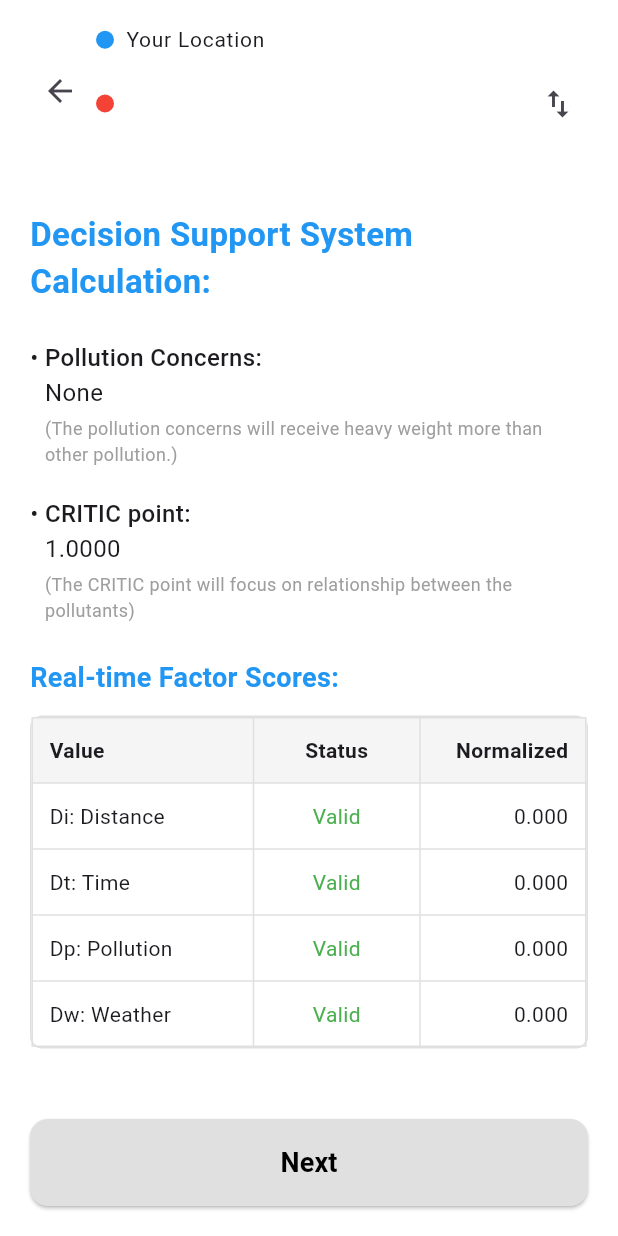
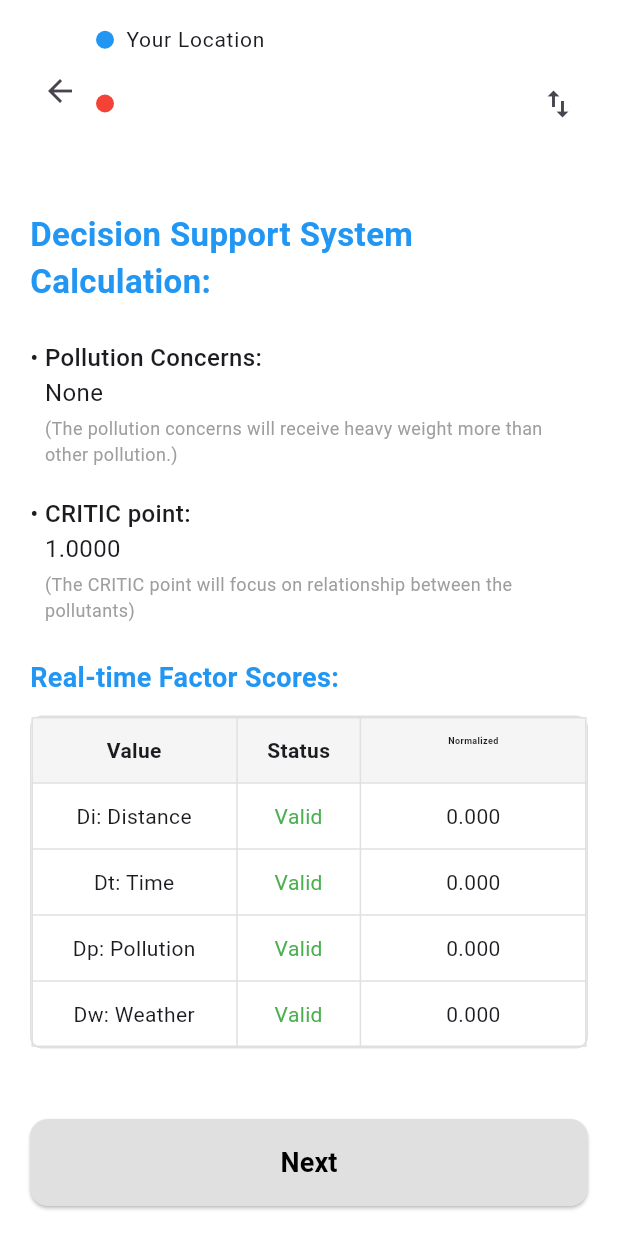
Before and after one commit to PhonlapatUr/Senior_Ontology, a Flutter app: the DSSCalculationScreen screen opened directly with empty values, on a phone screen of 412 x 824 dp. Run offline on Flutter 3.47's test engine with Material 3 defaults, Android fonts, the phone set to English and light mode, and no system bars; our stand-ins replace geolocator, google_maps_flutter, google_places_flutter; missing offline and left inert: flutter_polyline_points.

Commit message:
Update project files

```diff
--- a/lib/widgets/detail_card.dart
+++ b/lib/widgets/detail_card.dart
@@ -124,6 +124,7 @@ class DetailCard extends StatelessWidget {
                 child: Text(
                   "Value",
                   style: TextStyle(fontWeight: FontWeight.bold),
+                  textAlign: TextAlign.center,
                 ),
               ),
               Padding(
@@ -139,7 +140,7 @@ class DetailCard extends StatelessWidget {
                 child: Text(
                   "Normalized",
                   style: TextStyle(fontWeight: FontWeight.bold),
-                  textAlign: TextAlign.right,
+                  textAlign: TextAlign.center,
                 ),
               ),
             ],
@@ -161,6 +162,7 @@ class DetailCard extends StatelessWidget {
           padding: const EdgeInsets.all(12),
           child: Text(
             label,
+            textAlign: TextAlign.center,
             style: const TextStyle(fontSize: 14),
           ),
         ),
@@ -179,7 +181,7 @@ class DetailCard extends StatelessWidget {
           padding: const EdgeInsets.all(12),
           child: Text(
             value.toStringAsFixed(3),
-            textAlign: TextAlign.right,
+            textAlign: TextAlign.center,
             style: const TextStyle(
               fontSize: 14,
               fontWeight: FontWeight.w500,
--- a/lib/widgets/dss_calculation_screen.dart
+++ b/lib/widgets/dss_calculation_screen.dart
@@ -288,8 +288,8 @@ class DSSCalculationScreen extends StatelessWidget {
                       child: Table(
                         columnWidths: const {
                           0: FlexColumnWidth(2),
-                          1: FlexColumnWidth(1.5),
-                          2: FlexColumnWidth(1.5),
+                          1: FlexColumnWidth(1.2),
+                          2: FlexColumnWidth(2.2),
                         },
                         border: TableBorder.all(color: Colors.grey.shade300),
                         children: [
@@ -304,6 +304,7 @@ class DSSCalculationScreen extends StatelessWidget {
                                 child: Text(
                                   "Value",
                                   style: TextStyle(fontWeight: FontWeight.bold),
+                                  textAlign: TextAlign.center,
                                 ),
                               ),
                               Padding(
@@ -315,11 +316,15 @@ class DSSCalculationScreen extends StatelessWidget {
                                 ),
                               ),
                               Padding(
-                                padding: EdgeInsets.all(12),
+                                padding: EdgeInsets.symmetric(horizontal: 8, vertical: 12),
                                 child: Text(
                                   "Normalized",
-                                  style: TextStyle(fontWeight: FontWeight.bold),
-                                  textAlign: TextAlign.right,
+                                  style: TextStyle(
+                                    fontWeight: FontWeight.bold,
+                                    fontSize: 6,
+                                  ),
+                                  textAlign: TextAlign.center,
+                                  overflow: TextOverflow.visible,
                                 ),
                               ),
                             ],
@@ -475,7 +480,10 @@ class DSSCalculationScreen extends StatelessWidget {
       children: [
         Padding(
           padding: const EdgeInsets.all(12),
-          child: Text(label),
+          child: Text(
+            label,
+            textAlign: TextAlign.center,
+          ),
         ),
         const Padding(
           padding: EdgeInsets.all(12),
@@ -486,10 +494,10 @@ class DSSCalculationScreen extends StatelessWidget {
           ),
         ),
         Padding(
-          padding: const EdgeInsets.all(12),
+          padding: const EdgeInsets.symmetric(horizontal: 8, vertical: 12),
           child: Text(
             value.toStringAsFixed(3),
-            textAlign: TextAlign.right,
+            textAlign: TextAlign.center,
           ),
         ),
       ],
```
Also changed, not shown: lib/screens/map_screen.dart (+108 -1 lines).
